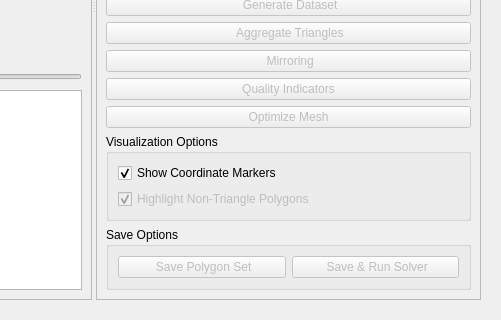
This is src/datasetwidget.ui in DanielaCabiddu/PEMesh.2 as Qt 5 draws it before an edit; both pictures show x 530 to 1031 and y 315 to 635 of the 1031 by 635 pixel window. The edited form follows.
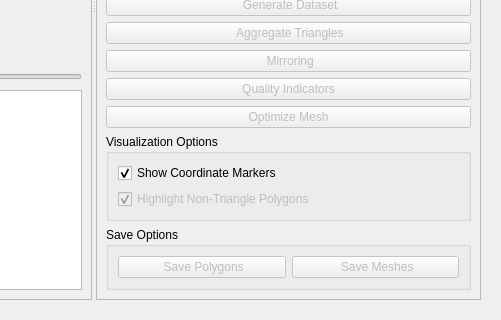
This is the edited form. Icons and pictures are not drawn. Custom widgets are drawn as their Qt base class.

What changed in the file:
```diff
--- a/src/datasetwidget.ui
+++ b/src/datasetwidget.ui
@@ -200,7 +200,7 @@
                 <bool>false</bool>
                </property>
                <property name="text">
-                <string> Save Polygon Set</string>
+                <string> Save Polygons</string>
                </property>
                <property name="icon">
                 <iconset resource="images.qrc">
@@ -214,7 +214,7 @@
                 <bool>false</bool>
                </property>
                <property name="text">
-                <string> Save &amp;&amp; Run Solver</string>
+                <string> Save Meshes</string>
                </property>
                <property name="icon">
                 <iconset resource="images.qrc">
```
